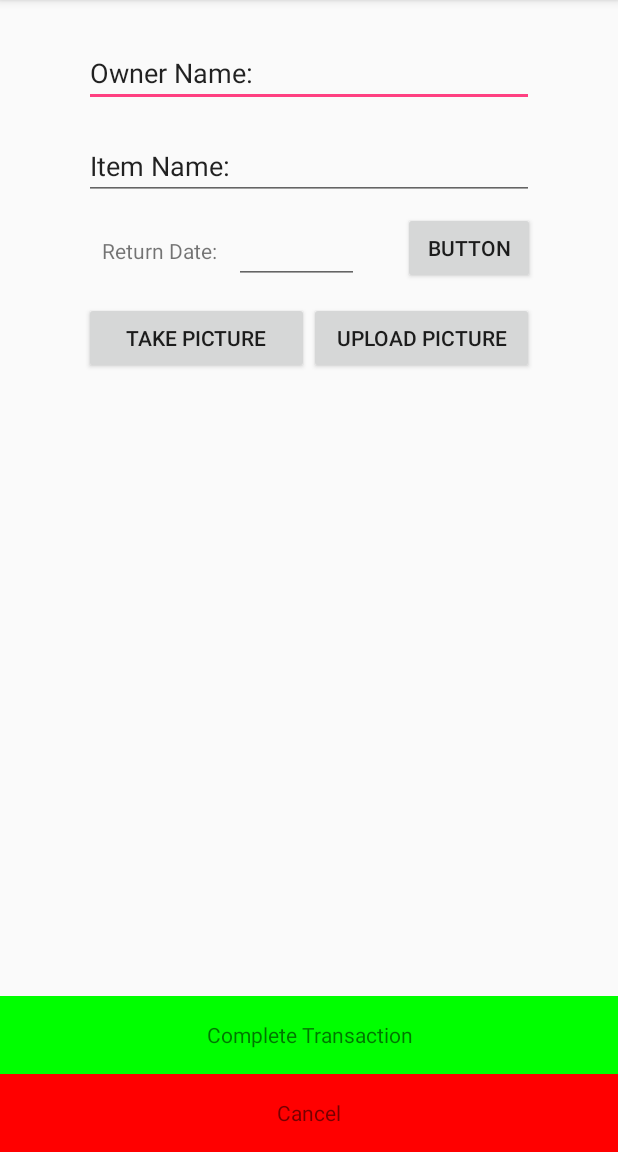
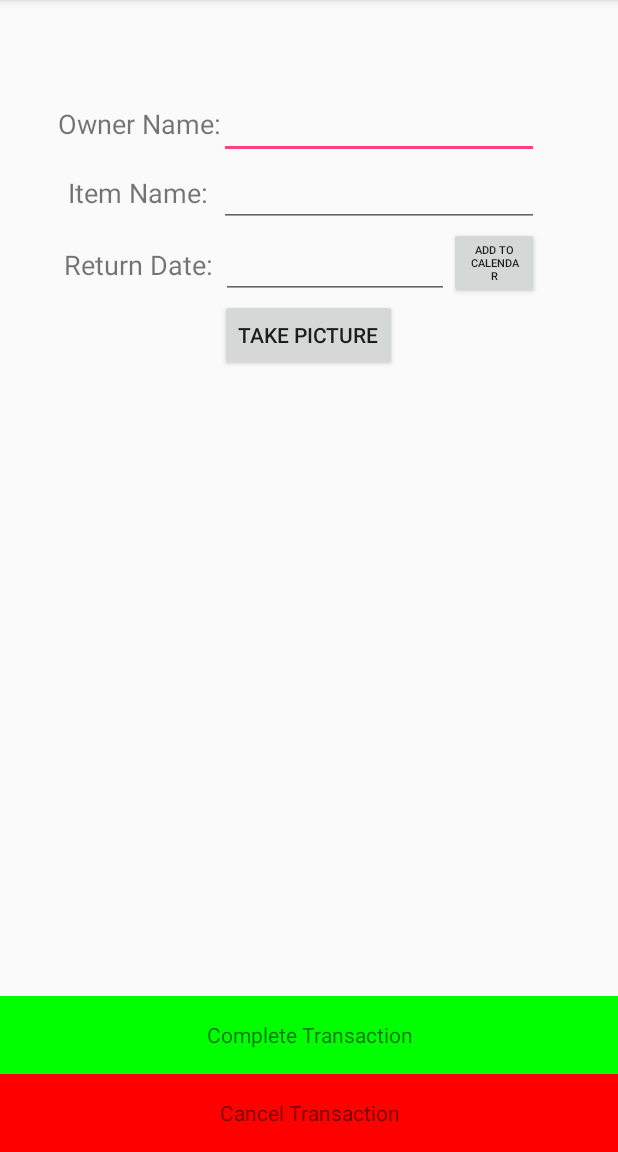
Before and after one commit to amikmandal/LendIt, an Android app: the NewTransaction screen opened directly, with no data from a screen before it, on a phone screen of 412 x 824 dp, the part 84-1236 px from its top. Run offline under Robolectric (Android 15) with nearby library versions, the phone set to English and light mode, and no system bars; Roboto replaces fonts that are not available here.

Commit message:
possibly functional transaction

```diff
--- a/app/src/main/res/layout/activity_new_transaction.xml
+++ b/app/src/main/res/layout/activity_new_transaction.xml
@@ -8,90 +8,110 @@
 
     <EditText
         android:id="@+id/editOwner"
-        android:layout_width="300dp"
+        android:layout_width="wrap_content"
+        android:layout_height="wrap_content"
+        android:layout_above="@+id/editItem"
+        android:layout_alignStart="@+id/editItem"
+        android:ems="10"
+        android:inputType="textPersonName" />
+
+    <EditText
+        android:id="@+id/editItem"
+        android:layout_width="wrap_content"
+        android:layout_height="wrap_content"
+        android:layout_above="@+id/addToCalendar"
+        android:layout_toEndOf="@+id/returnDate"
+        android:ems="10"
+        android:inputType="textPersonName" />
+
+    <Button
+        android:id="@+id/takePicture"
+        android:layout_width="wrap_content"
         android:layout_height="wrap_content"
         android:layout_alignParentTop="true"
         android:layout_centerHorizontal="true"
-        android:layout_marginTop="26dp"
-        android:ems="10"
-        android:inputType="textPersonName"
-        android:text="Owner Name:" />
+        android:layout_marginTop="199dp"
+        android:text="Take Picture" />
 
     <EditText
-        android:id="@+id/editItem"
-        android:layout_width="300dp"
+        android:id="@+id/selectDate"
+        android:layout_width="152dp"
         android:layout_height="wrap_content"
-        android:layout_alignParentTop="true"
-        android:layout_centerHorizontal="true"
-        android:layout_marginTop="88dp"
-        android:ems="10"
-        android:inputType="textPersonName"
-        android:text="Item Name:" />
-
-    <Button
-        android:id="@+id/takePicture"
-        android:layout_width="150dp"
-        android:layout_height="wrap_content"
-        android:layout_alignParentTop="true"
-        android:layout_alignStart="@+id/editOwner"
-        android:layout_marginTop="201dp"
-        android:text="Take Picture" />
-
-    <Button
-        android:id="@+id/uploadPicture"
-        android:layout_width="150dp"
-        android:layout_height="wrap_content"
-        android:layout_alignEnd="@+id/editOwner"
-        android:layout_alignTop="@+id/takePicture"
-        android:text="Upload Picture" />
-
-    <EditText
-        android:id="@+id/editText3"
-        android:layout_width="83dp"
-        android:layout_height="wrap_content"
-        android:layout_alignTop="@+id/textView4"
-        android:layout_toEndOf="@+id/textView4"
+        android:layout_above="@+id/takePicture"
+        android:layout_alignEnd="@+id/objectImage"
+        android:layout_marginBottom="-199dp"
+        android:layout_marginEnd="-33dp"
         android:ems="10"
         android:inputType="date" />
 
     <TextView
-        android:id="@+id/textView4"
-        android:layout_width="100dp"
+        android:id="@+id/returnDate"
+        android:layout_width="107dp"
         android:layout_height="46dp"
-        android:layout_alignParentTop="true"
-        android:layout_alignStart="@+id/editOwner"
-        android:layout_marginTop="144dp"
+        android:layout_above="@+id/takePicture"
+        android:layout_marginBottom="-199dp"
+        android:layout_toStartOf="@+id/objectImage"
+        android:gravity="center"
         android:text="Return Date:"
         android:textAlignment="center"
-        android:gravity="center"/>
+        android:textSize="18sp" />
 
     <Button
-        android:id="@+id/button4"
-        android:layout_width="wrap_content"
+        android:id="@+id/addToCalendar"
+        android:layout_width="60dp"
         android:layout_height="wrap_content"
-        android:layout_alignBottom="@+id/editText3"
-        android:layout_alignParentEnd="true"
-        android:layout_marginEnd="55dp"
-        android:text="Button" />
+        android:layout_above="@+id/takePicture"
+        android:layout_alignEnd="@+id/editOwner"
+        android:layout_marginBottom="-199dp"
+        android:text="Add To Calendar"
+        android:textSize="7sp" />
 
     <TextView
-        android:id="@+id/textView5"
+        android:id="@+id/completeTransaction"
         android:layout_width="match_parent"
         android:layout_height="52dp"
-        android:layout_above="@+id/textView6"
+        android:layout_above="@+id/cancelTransaction"
         android:layout_alignParentStart="true"
         android:background="#00FF00"
         android:gravity="center"
         android:text="Complete Transaction" />
 
     <TextView
-        android:id="@+id/textView6"
+        android:id="@+id/cancelTransaction"
         android:layout_width="match_parent"
         android:layout_height="52dp"
         android:layout_alignParentBottom="true"
         android:layout_alignParentStart="true"
-        android:text="Cancel"
+        android:text="Cancel Transaction"
         android:gravity="center"
         android:background="#FF0000"/>
 
+    <ImageView
+        android:id="@+id/objectImage"
+        android:layout_width="120dp"
+        android:layout_height="130dp"
+        android:layout_alignParentBottom="true"
+        android:layout_centerHorizontal="true"
+        android:layout_marginBottom="123dp" />
+
+    <TextView
+        android:id="@+id/ownerText"
+        android:layout_width="wrap_content"
+        android:layout_height="46dp"
+        android:layout_above="@+id/itemText"
+        android:layout_alignStart="@+id/returnDate"
+        android:gravity="center"
+        android:text="Owner Name:"
+        android:textSize="18sp" />
+
+    <TextView
+        android:id="@+id/itemText"
+        android:layout_width="107dp"
+        android:layout_height="46dp"
+        android:layout_above="@+id/addToCalendar"
+        android:layout_alignStart="@+id/returnDate"
+        android:gravity="center"
+        android:text="Item Name:"
+        android:textSize="18sp" />
+
 </RelativeLayout>
--- a/app/src/main/res/menu/navigation.xml
+++ b/app/src/main/res/menu/navigation.xml
@@ -7,9 +7,9 @@
         android:title="@string/title_home" />
 
     <item
-        android:id="@+id/navigation_dashboard"
+        android:id="@+id/navigation_new_transaction"
         android:icon="@drawable/ic_dashboard_black_24dp"
-        android:title="@string/title_dashboard" />
+        android:title="@string/title_new_transaction" />
 
     <item
         android:id="@+id/navigation_notifications"
--- a/app/src/main/res/values/strings.xml
+++ b/app/src/main/res/values/strings.xml
@@ -15,7 +15,7 @@
     </string>
     <string name="title_activity_main">MainActivity</string>
     <string name="title_home">Home</string>
-    <string name="title_dashboard">Dashboard</string>
+    <string name="title_new_transaction">New Transaction</string>
     <string name="title_notifications">Notifications</string>
     <string name="facebook_app_id">1789564747753653</string>
     <string name="fb_login_protocol_scheme">fb1789564747753653</string>
--- a/app/src/main/res/values/styles.xml
+++ b/app/src/main/res/values/styles.xml
@@ -1,3 +1,4 @@
+<!--suppress ALL -->
 <resources>
 
     <!-- Base application theme. -->
--- /dev/null
+++ b/app/src/main/res/xml/provider_paths.xml
@@ -0,0 +1,4 @@
+<?xml version="1.0" encoding="utf-8"?>
+<paths xmlns:android="http://schemas.android.com/apk/res/android">
+    <external-path name="external_files" path="."/>
+</paths>
```
Also changed, not shown: app/src/main/AndroidManifest.xml (+13 -0 lines), app/src/main/java/com/example/sabrinapin/lendit/MainActivity.java (+80 -10 lines), app/src/main/java/com/example/sabrinapin/lendit/MyFileProvider.java (added, +7 -0 lines), app/src/main/java/com/example/sabrinapin/lendit/NewTransaction.java (+180 -0 lines), app/src/main/java/com/example/sabrinapin/lendit/Transaction.java (added, +75 -0 lines), app/src/main/java/com/example/sabrinapin/lendit/TransactionAdapter.java (+6 -5 lines), app/src/main/res/layout/activity_main.xml (+19 -29 lines).
